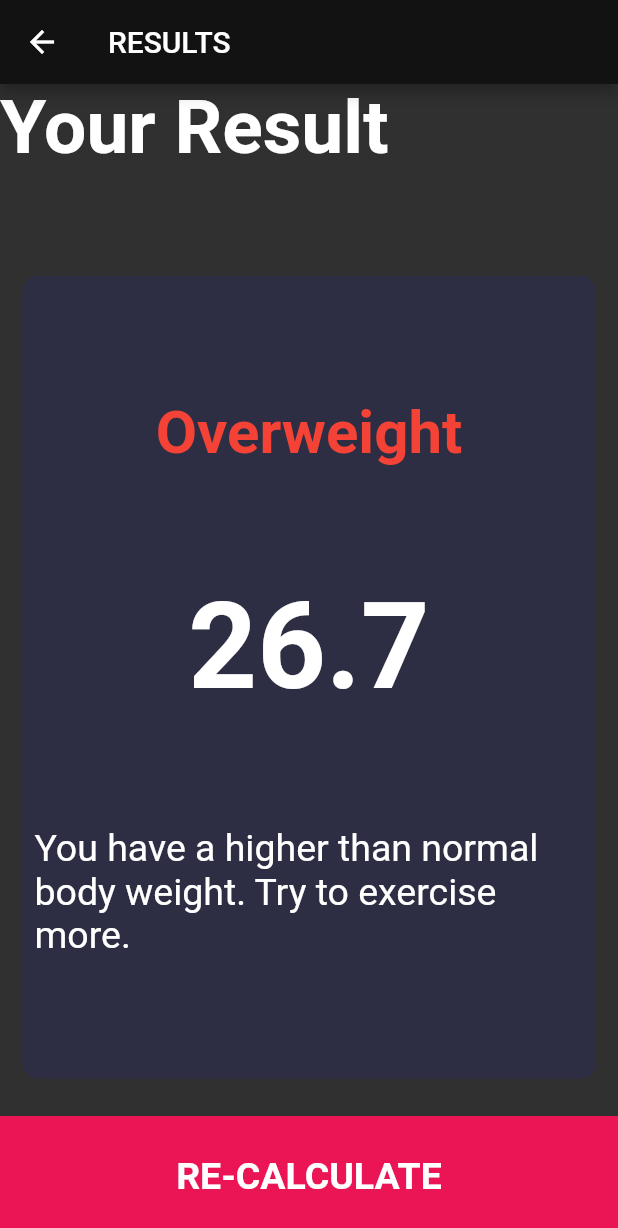
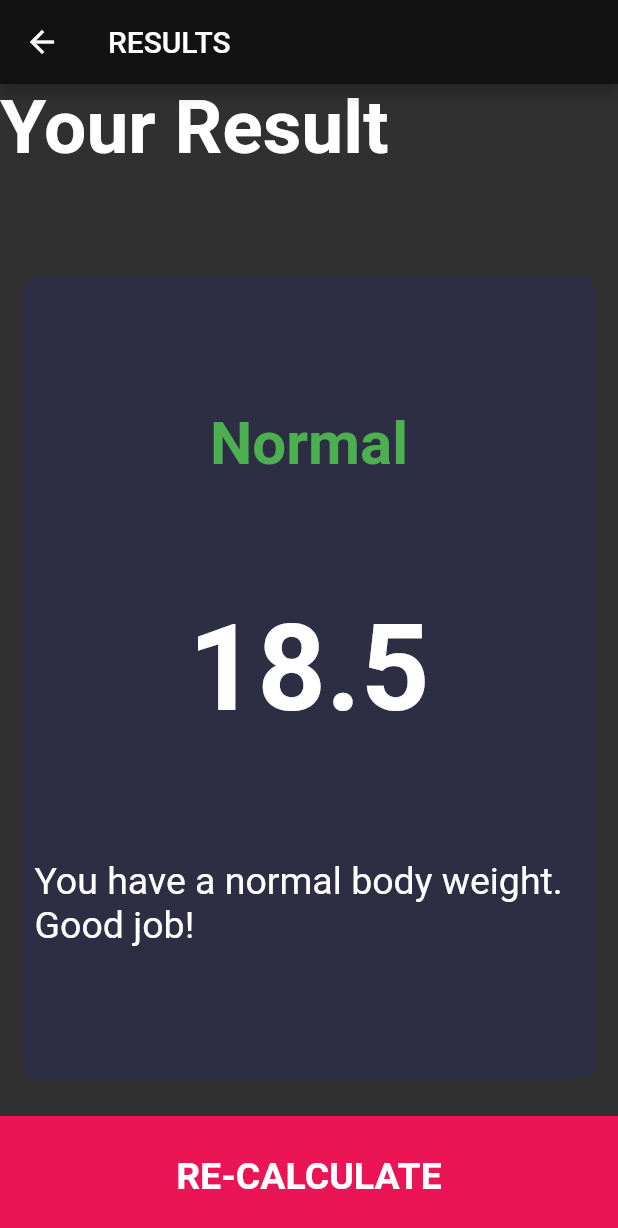
Before and after one commit to ljcpeixoto/bmi_calculator, a Flutter app: the screen it shows after launch, after a tap on "CALCULATE", on a phone screen of 412 x 824 dp. Shown: the top 1228 px of the screen. Run offline on Flutter 3.47's test engine with Material 2 defaults, Android fonts, the phone set to English and light mode, and no system bars; our stand-ins replace font_awesome_flutter.

Commit message:
Implement CalculatorBrain, and pass an instance of it to Results Page

```diff
--- /dev/null
+++ b/lib/calculator_brain.dart
@@ -0,0 +1,54 @@
+import 'dart:math';
+
+import 'package:bmi_calculator/constants.dart';
+import 'package:flutter/material.dart';
+
+class CalculatorBrain {
+  final int height;
+  final int weight;
+  late double _bmi;
+
+  CalculatorBrain({
+    required this.height,
+    required this.weight,
+  }) {
+    _bmi = weight / (pow(height / 100, 2));
+  }
+
+  String getBMI() {
+    return _bmi.toStringAsFixed(1);
+  }
+
+  String getResult() {
+    if (_bmi >= 25) {
+      return 'Overweight';
+    }
+    if (_bmi >= 18.5) {
+      return 'Normal';
+    } else {
+      return 'Underweight';
+    }
+  }
+
+  TextStyle getResultTextStyle() {
+    if (getResult() == 'Overweight') {
+      return kOverweightTextStyle;
+    }
+    if (getResult() == 'Normal') {
+      return kNormalWeightTextStyle;
+    } else {
+      return kUnderweightTextStyle;
+    }
+  }
+
+  String getInterpretation() {
+    if (getResult() == 'Overweight') {
+      return 'You have a higher than normal body weight. Try to exercise more.';
+    }
+    if (getResult() == 'Normal') {
+      return 'You have a normal body weight. Good job!';
+    } else {
+      return 'You have a lower than normal body weight. Try to eat more.';
+    }
+  }
+}
--- a/lib/constants.dart
+++ b/lib/constants.dart
@@ -31,11 +31,23 @@ const kOverweightTextStyle = TextStyle(
   color: Colors.red,
 );
 
+const kNormalWeightTextStyle = TextStyle(
+  fontSize: 40.0,
+  fontWeight: FontWeight.bold,
+  color: Colors.green,
+);
+
+const kUnderweightTextStyle = TextStyle(
+  fontSize: 40.0,
+  fontWeight: FontWeight.bold,
+  color: Colors.yellow,
+);
+
 const kResultTextStyle = TextStyle(
   fontSize: 80.0,
   fontWeight: FontWeight.bold,
 );
 
-const kSuggestionTextStyle = TextStyle(
+const kInterpretationTextStyle = TextStyle(
   fontSize: 25.0,
 );
--- a/lib/screens/input_page.dart
+++ b/lib/screens/input_page.dart
@@ -1,4 +1,6 @@
+import 'package:bmi_calculator/calculator_brain.dart';
 import 'package:bmi_calculator/components/bottom_button.dart';
+import 'package:bmi_calculator/screens/results_arguments.dart';
 import 'package:flutter/material.dart';
 import 'package:font_awesome_flutter/font_awesome_flutter.dart';
 
@@ -233,10 +235,11 @@ class _InputPageState extends State<InputPage> {
           BottomButton(
             label: 'CALCULATE',
             onTap: () {
-              Navigator.pushNamed(
-                context,
-                'results',
-              );
+              CalculatorBrain calculatorBrain =
+                  CalculatorBrain(height: height, weight: weight);
+              Navigator.pushNamed(context, 'results',
+                  arguments:
+                      ResultsArguments(calculatorBrain: calculatorBrain));
             },
           )
         ],
--- /dev/null
+++ b/lib/screens/results_arguments.dart
@@ -0,0 +1,7 @@
+import 'package:bmi_calculator/calculator_brain.dart';
+
+class ResultsArguments {
+  final CalculatorBrain calculatorBrain;
+
+  ResultsArguments({required this.calculatorBrain});
+}
--- a/lib/screens/results_page.dart
+++ b/lib/screens/results_page.dart
@@ -1,4 +1,5 @@
 import 'package:bmi_calculator/components/reusable_card.dart';
+import 'package:bmi_calculator/screens/results_arguments.dart';
 import 'package:flutter/material.dart';
 
 import '../components/bottom_button.dart';
@@ -9,6 +10,7 @@ class ResultsPage extends StatelessWidget {
 
   @override
   Widget build(BuildContext context) {
+    final args = ModalRoute.of(context)!.settings.arguments as ResultsArguments;
     return Scaffold(
       appBar: AppBar(
         title: const Text('RESULTS'),
@@ -31,18 +33,18 @@ class ResultsPage extends StatelessWidget {
                 padding: const EdgeInsets.all(8.0),
                 child: Column(
                   mainAxisAlignment: MainAxisAlignment.spaceEvenly,
-                  children: const [
+                  children: [
                     Text(
-                      'Overweight',
-                      style: kOverweightTextStyle,
+                      args.calculatorBrain.getResult(),
+                      style: args.calculatorBrain.getResultTextStyle(),
                     ),
                     Text(
-                      '26.7',
+                      args.calculatorBrain.getBMI(),
                       style: kResultTextStyle,
                     ),
                     Text(
-                      'You have a higher than normal body weight. Try to exercise more.',
-                      style: kSuggestionTextStyle,
+                      args.calculatorBrain.getInterpretation(),
+                      style: kInterpretationTextStyle,
                     )
                   ],
                 ),
```
